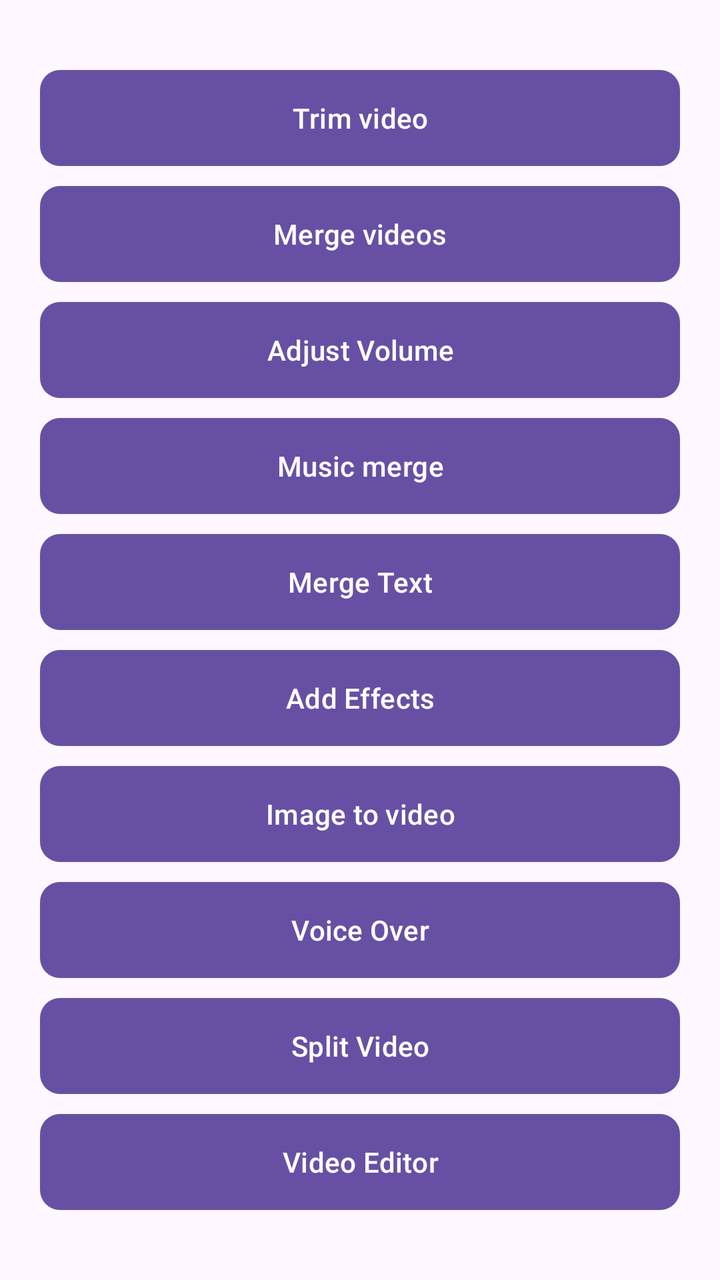
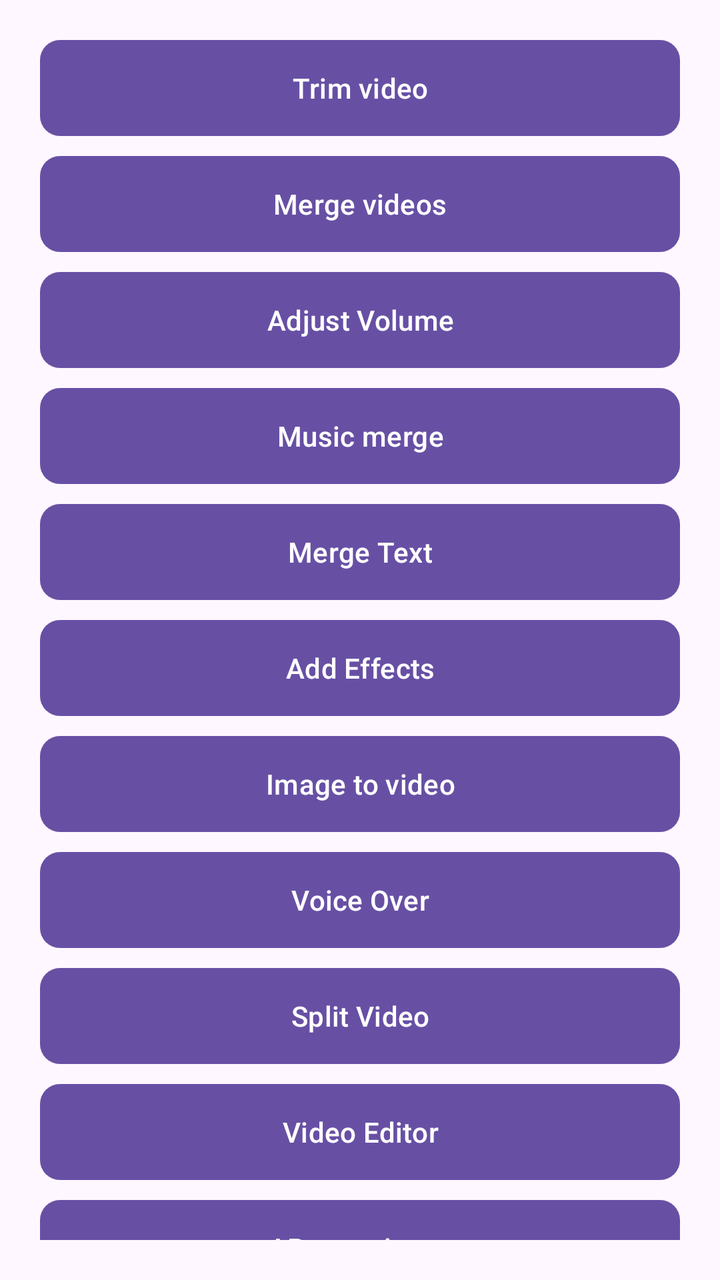

Compare the two renders of this Android layout. The source of the first and the diff that turns it into the second are given below.
<!-- AndroidManifest.xml: application theme Theme.Media3 -->
<!-- res/layout/activity_navigate.xml -->
<?xml version="1.0" encoding="utf-8"?>
<androidx.constraintlayout.widget.ConstraintLayout xmlns:android="http://schemas.android.com/apk/res/android"
    xmlns:app="http://schemas.android.com/apk/res-auto"
    xmlns:tools="http://schemas.android.com/tools"
    android:id="@+id/main"
    android:layout_width="match_parent"
    android:layout_height="match_parent"
    tools:context=".activities.NavigateActivity">


    <androidx.constraintlayout.widget.ConstraintLayout
        android:layout_width="match_parent"
        android:layout_height="wrap_content"
        app:layout_constraintBottom_toBottomOf="parent"
        app:layout_constraintEnd_toEndOf="parent"
        android:padding="20dp"
        app:layout_constraintStart_toStartOf="parent"
        app:layout_constraintTop_toTopOf="parent">


        <Button
            android:id="@+id/trimAudioBtn"
            android:layout_width="match_parent"
            android:layout_height="wrap_content"
            android:background="@drawable/button_layout"
            android:text="@string/trim_video"
            app:layout_constraintEnd_toEndOf="parent"
            app:layout_constraintStart_toStartOf="parent"
            app:layout_constraintTop_toTopOf="parent" />

        <Button
            android:id="@+id/mergeBtn"
            android:layout_width="match_parent"
            android:layout_height="wrap_content"
            android:text="@string/merge_videos"
            android:background="@drawable/button_layout"
            android:layout_marginTop="10dp"
            app:layout_constraintEnd_toEndOf="parent"
            app:layout_constraintStart_toStartOf="parent"
            app:layout_constraintTop_toBottomOf="@+id/trimAudioBtn" />

        <Button
            android:id="@+id/adjustVolumeBtn"
            android:layout_width="match_parent"
            android:layout_height="wrap_content"
            android:layout_marginTop="10dp"
            android:background="@drawable/button_layout"
            android:text="@string/adjust_volume"
            app:layout_constraintEnd_toEndOf="parent"
            app:layout_constraintStart_toStartOf="parent"
            app:layout_constraintTop_toBottomOf="@+id/mergeBtn" />

        <Button
            android:id="@+id/mergeMusicBtn"
            android:layout_width="match_parent"
            android:layout_height="wrap_content"
            android:background="@drawable/button_layout"
            android:layout_marginTop="10dp"
            android:text="@string/music_merge"
            app:layout_constraintEnd_toEndOf="parent"
            app:layout_constraintStart_toStartOf="parent"
            app:layout_constraintTop_toBottomOf="@+id/adjustVolumeBtn" />

        <Button
            android:id="@+id/addTextBtn"
            android:layout_width="match_parent"
            android:background="@drawable/button_layout"
            android:layout_height="wrap_content"
            android:text="@string/merge_text"
            android:layout_marginTop="10dp"
            app:layout_constraintEnd_toEndOf="parent"
            app:layout_constraintStart_toStartOf="parent"
            app:layout_constraintTop_toBottomOf="@+id/mergeMusicBtn" />


        <Button
            android:id="@+id/splitVideoBtn"
            android:layout_width="match_parent"
            android:layout_height="wrap_content"
            android:text="@string/split_video"
            android:background="@drawable/button_layout"
            android:layout_marginTop="10dp"
            app:layout_constraintEnd_toEndOf="parent"
            app:layout_constraintStart_toStartOf="parent"
            app:layout_constraintTop_toBottomOf="@+id/voiceOverBtn" />


        <Button
            android:id="@+id/effectsBtn"
            android:layout_width="match_parent"
            android:layout_height="wrap_content"
            android:layout_marginTop="10dp"
            android:background="@drawable/button_layout"
            android:text="@string/add_effects"
            app:layout_constraintEnd_toEndOf="parent"
            app:layout_constraintStart_toStartOf="parent"
            app:layout_constraintTop_toBottomOf="@+id/addTextBtn" />

        <Button
            android:id="@+id/imageToVideoBtn"
            android:layout_width="match_parent"
            android:layout_height="wrap_content"
            android:layout_marginTop="10dp"
            android:background="@drawable/button_layout"
            android:text="@string/image_to_video"
            app:layout_constraintTop_toBottomOf="@+id/effectsBtn"
            tools:layout_editor_absoluteX="20dp" />


        <Button
            android:id="@+id/voiceOverBtn"
            android:layout_width="match_parent"
            android:layout_height="wrap_content"
            android:layout_marginTop="10dp"
            android:background="@drawable/button_layout"
            android:text="@string/voice_over"
            app:layout_constraintTop_toBottomOf="@+id/imageToVideoBtn"/>


        <Button
            android:id="@+id/videoEditorBtn"
            android:layout_width="match_parent"
            android:layout_height="wrap_content"
            android:layout_marginTop="10dp"
            android:background="@drawable/button_layout"
            android:text="Video Editor"
            app:layout_constraintTop_toBottomOf="@+id/splitVideoBtn"/>



    </androidx.constraintlayout.widget.ConstraintLayout>


</androidx.constraintlayout.widget.ConstraintLayout>
<!-- resources referenced by this layout -->
<resources>
  <!-- drawable button_layout (drawable) -->
  <?xml version="1.0" encoding="utf-8"?>
  <shape xmlns:android="http://schemas.android.com/apk/res/android"
      android:shape="rectangle">
  
      
  
      <solid android:color="@color/white"/>
  
      <corners android:radius="10dp" />
  
  </shape>
  <string name="add_effects">Add Effects</string>
  <string name="adjust_volume">Adjust Volume</string>
  <string name="image_to_video">Image to video</string>
  <string name="merge_text">Merge Text</string>
  <string name="merge_videos">Merge videos</string>
  <string name="music_merge">Music merge</string>
  <string name="split_video">Split Video</string>
  <string name="trim_video">Trim video</string>
  <string name="voice_over">Voice Over</string>
  <style name="Theme.Media3" parent="Base.Theme.Media3" />
  <color name="white">#FFFFFFFF</color>
  <style name="Base.Theme.Media3" parent="Theme.Material3.DayNight.NoActionBar">
          
          
  
      </style>
</resources>

<!-- the commit's change to res/layout/activity_navigate.xml (unified diff, before → after) -->
@@ -126,6 +126,15 @@
             android:text="Video Editor"
             app:layout_constraintTop_toBottomOf="@+id/splitVideoBtn"/>
 
+        <Button
+            android:id="@+id/augRealityBtn"
+            android:layout_width="match_parent"
+            android:layout_height="wrap_content"
+            android:layout_marginTop="10dp"
+            android:background="@drawable/button_layout"
+            android:text="AR experience"
+            app:layout_constraintTop_toBottomOf="@+id/videoEditorBtn"/>
+
 
 
     </androidx.constraintlayout.widget.ConstraintLayout>
